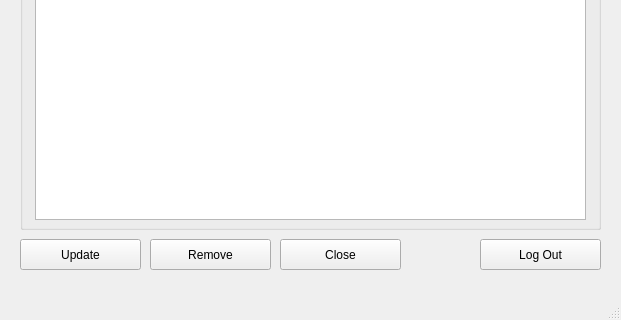
The window that Screens/Admin MainMenu.ui (RaahimHash/DBMS-Project-UHU-Clinic) describes before a commit, drawn with Qt 5; both pictures show x 0 to 621 and y 281 to 601 of the 621 by 601 pixel window.
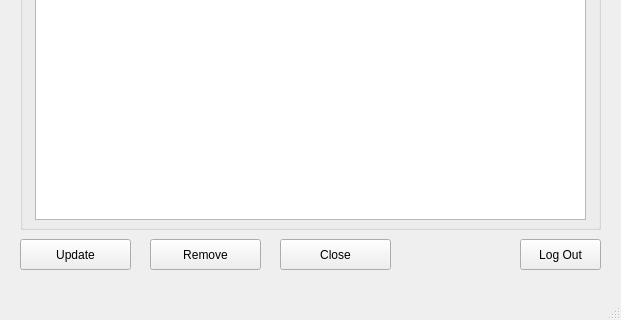
The same window after the commit.

```diff
--- a/Screens/Admin MainMenu.ui
+++ b/Screens/Admin MainMenu.ui
@@ -133,7 +133,7 @@
      <rect>
       <x>280</x>
       <y>520</y>
-      <width>121</width>
+      <width>111</width>
       <height>31</height>
      </rect>
     </property>
@@ -146,7 +146,7 @@
      <rect>
       <x>150</x>
       <y>520</y>
-      <width>121</width>
+      <width>111</width>
       <height>31</height>
      </rect>
     </property>
@@ -159,7 +159,7 @@
      <rect>
       <x>20</x>
       <y>520</y>
-      <width>121</width>
+      <width>111</width>
       <height>31</height>
      </rect>
     </property>
@@ -170,9 +170,9 @@
    <widget class="QPushButton" name="pushLogOut">
     <property name="geometry">
      <rect>
-      <x>480</x>
+      <x>520</x>
       <y>520</y>
-      <width>121</width>
+      <width>81</width>
       <height>31</height>
      </rect>
     </property>
```
